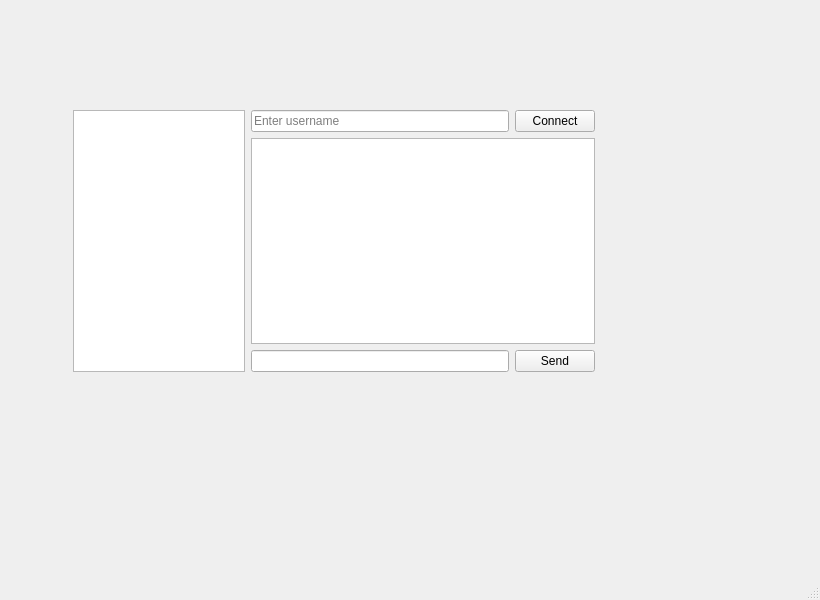
This is TCP-ChatGUI/mainwindow.ui in Anupkrmi/TCP-Chat_Application-cpp as Qt 5 draws it before an edit. The edited form follows.
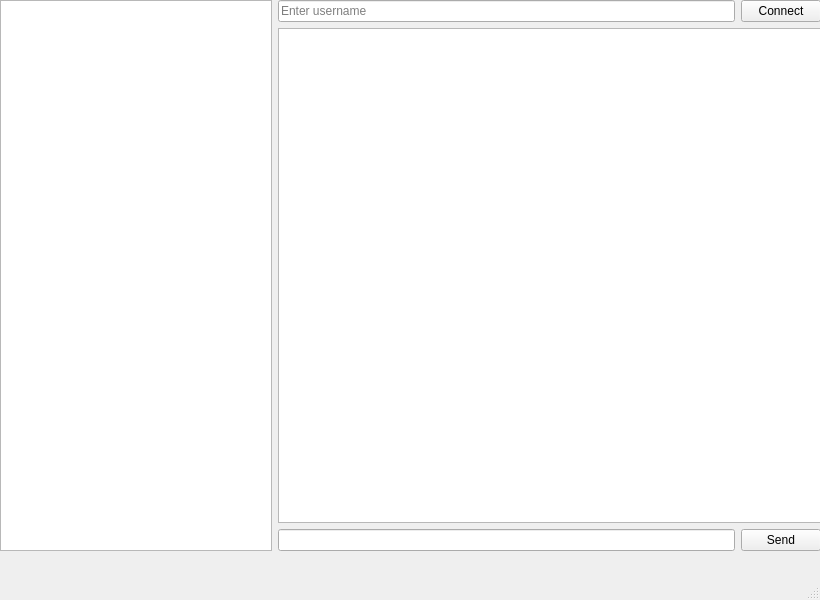
This is the edited form.

Commit message: feat: dynamic user list update + improved chat UI formatting

Diff of the .ui file:
```diff
--- a/TCP-ChatGUI/mainwindow.ui
+++ b/TCP-ChatGUI/mainwindow.ui
@@ -17,10 +17,10 @@
    <widget class="QWidget" name="">
     <property name="geometry">
      <rect>
-      <x>73</x>
-      <y>110</y>
-      <width>522</width>
-      <height>262</height>
+      <x>0</x>
+      <y>0</y>
+      <width>821</width>
+      <height>551</height>
      </rect>
     </property>
     <layout class="QHBoxLayout" name="horizontalLayout_3" stretch="1,2">
```
The commit also changes 5 other files.
